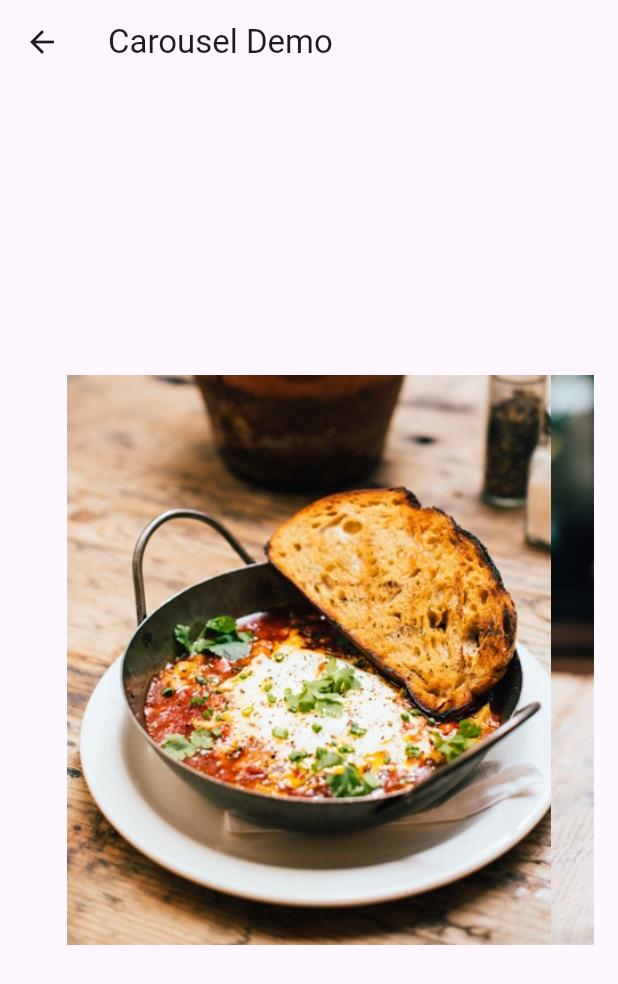
After one commit to Payphone7/flutter_animations, a Flutter app: the CarouselDemo screen opened by its route, on a phone screen of 412 x 824 dp. The commit adds this screen. Shown: the top 984 px of the screen. Run offline on Flutter 3.47's test engine with Material 2 defaults, Android fonts, the phone set to English and light mode, and no system bars; our stand-ins replace go_router.

Commit message:
add :carousel.dart (ViewPager 画廊，或者Banner)

```diff
--- a/lib/const.dart
+++ b/lib/const.dart
@@ -2,6 +2,7 @@ import 'package:flutter/animation.dart';
 import 'package:flutter_animations/basic/animation_controller.dart';
 import 'package:flutter_animations/basic/custom_tween.dart';
 import 'package:flutter_animations/basic/tweens.dart';
+import 'package:flutter_animations/misc/carousel.dart';
 import 'package:go_router/go_router.dart';
 
 import 'basic/animated_container.dart';
@@ -63,4 +64,9 @@ final miscDemos = [
     route: ExpandCardDemo.routeName,
     builder: (context) => const ExpandCardDemo(),
   ),
+  Demo(
+    name: 'Carousel',
+    route: CarouselDemo.routeName,
+    builder: (context) =>  CarouselDemo(),
+  ),
 ];
--- /dev/null
+++ b/lib/misc/carousel.dart
@@ -0,0 +1,112 @@
+import 'package:flutter/material.dart';
+import 'dart:ui' as ui;
+
+
+class CarouselDemo extends StatelessWidget{
+  CarouselDemo({super.key});
+  static String routeName = 'misc/carousel';
+
+  static const List<String> fileNames = [
+    'assets/eat_cape_town_sm.jpg',
+    'assets/eat_new_orleans_sm.jpg',
+    'assets/eat_sydney_sm.jpg',
+  ];
+
+  final List<Widget> images = fileNames.map((file) => Image.asset(file,fit: BoxFit.cover)).toList();
+
+  @override
+  Widget build(BuildContext context) {
+    return Scaffold(
+      appBar: AppBar(
+        title: const Text("Carousel Demo"),
+      ),
+      body: Center(
+        child: Padding(
+          padding: const EdgeInsets.all(16),
+          child: AspectRatio(aspectRatio: 1,
+          child: Carousel(itemBuilder: widgetBuilder)),
+        ),
+      ),
+    );
+  }
+  Widget widgetBuilder(BuildContext context, int index) {
+    return images[index % images.length];
+  }
+}
+
+typedef OnCurrentItemChangedCallback = void Function(int currentItem);
+
+
+class Carousel extends StatefulWidget {
+  final IndexedWidgetBuilder itemBuilder;
+
+  const Carousel({super.key, required this.itemBuilder});
+
+  @override
+  State<Carousel> createState() => _CarouselState();
+}
+
+class _CarouselState extends State<Carousel>{
+
+  late final PageController _controller;
+  late int _currentPage;
+  bool _pageHasChanged = false;
+
+  @override
+  void initState() {
+    super.initState();
+    _currentPage = 0;
+    _controller = PageController(
+      ///设置每页占用空间
+      viewportFraction: 0.85,
+      initialPage: _currentPage,
+      keepPage: true,
+    );
+  }
+
+
+  @override
+  Widget build(BuildContext context) {
+    var size = MediaQuery.of(context).size;
+    return PageView.builder(
+      onPageChanged: (value) {
+        setState(() {
+          _pageHasChanged = true;
+          _currentPage = value;
+        });
+      },
+      controller: _controller,
+      scrollBehavior: ScrollConfiguration.of(context).copyWith(
+        dragDevices: {
+          ui.PointerDeviceKind.touch,
+          ui.PointerDeviceKind.mouse,
+        },
+      ),
+      itemBuilder: (context, index) => AnimatedBuilder(
+        animation: _controller,
+        builder: (context, child) {
+          var result = _pageHasChanged ? _controller.page! : _currentPage * 1.0;
+
+          // The horizontal position of the page between a 1 and 0
+          var value = result - index;
+          value = (1 - (value.abs() * .4)).clamp(0.0, 1.0);
+
+          return Center(
+            child: SizedBox(
+              height: Curves.easeOut.transform(value) * size.height,
+              width: Curves.easeOut.transform(value) * size.width,
+              child: child,
+            ),
+          );
+        },
+        child: widget.itemBuilder(context, index),
+      ),
+    );
+  }
+
+  @override
+  void dispose() {
+    _controller.dispose();
+    super.dispose();
+  }
+}
```
